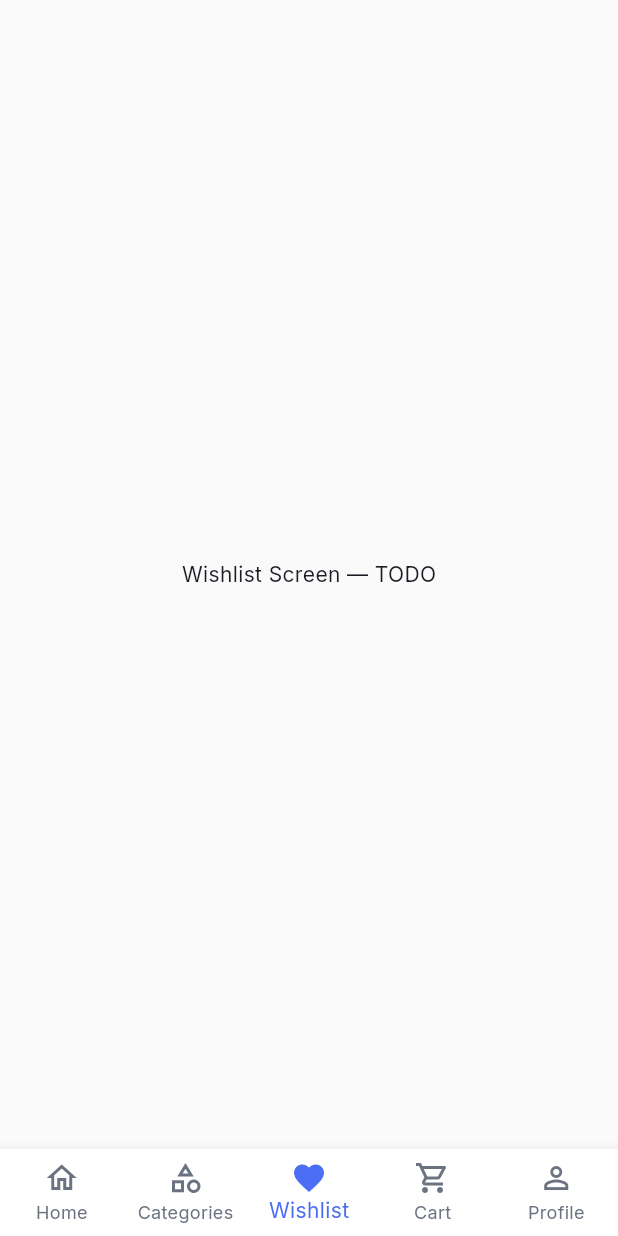
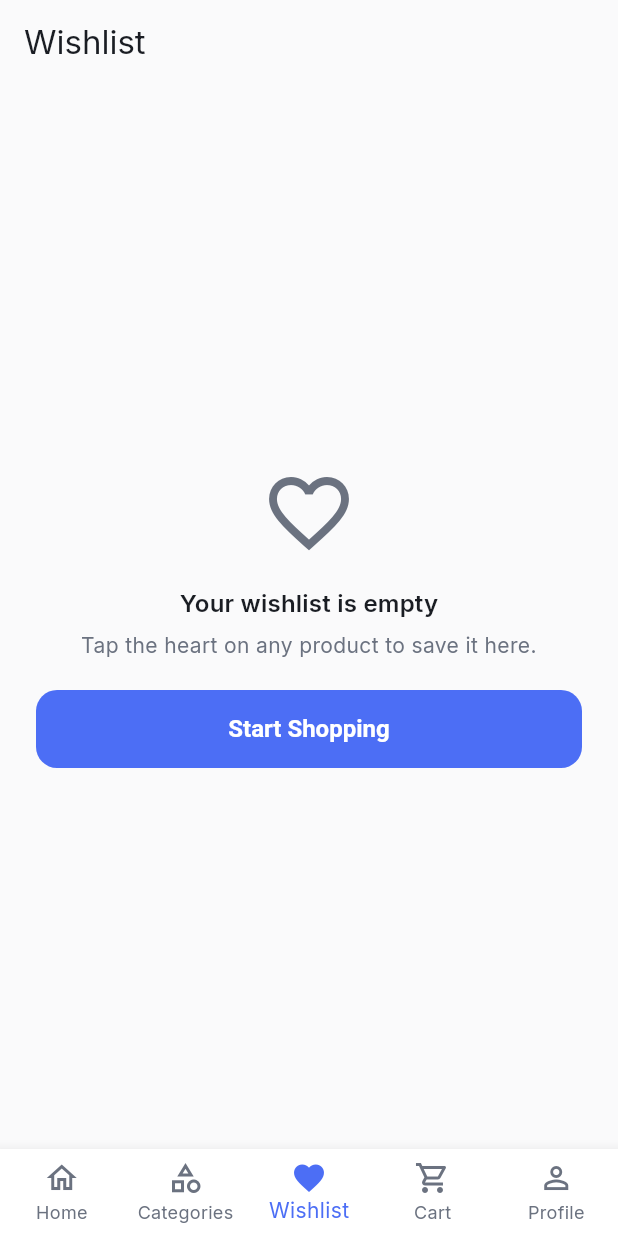
Before and after one commit to nomanamir20/InternGrow_ECommerceApp, a Flutter app: the WishlistScreen screen opened by its route, on a phone screen of 412 x 824 dp. Run offline on Flutter 3.47's test engine with Material 3 defaults, Android fonts, the phone set to English and light mode, and no system bars; our stand-ins replace cached_network_image, dio, firebase_auth, firebase_core, flutter_riverpod, go_router and 3 more; accounts and stored records are empty; generated files the repository leaves out were written again.

Commit message:
feat: implement wishlist screen with clear-all functionality

```diff
--- a/lib/features/wishlist/screens/wishlist_screen.dart
+++ b/lib/features/wishlist/screens/wishlist_screen.dart
@@ -1,12 +1,113 @@
 import 'package:flutter/material.dart';
+import 'package:flutter_riverpod/flutter_riverpod.dart';
+import 'package:go_router/go_router.dart';
 
-class WishlistScreen extends StatelessWidget {
+import '../../../core/router/app_routes.dart';
+import '../../../core/theme/app_colors.dart';
+import '../../cart/providers/cart_provider.dart';
+import '../../home/widgets/product_card.dart';
+import '../providers/wishlist_provider.dart';
+
+class WishlistScreen extends ConsumerWidget {
   const WishlistScreen({super.key});
 
   @override
-  Widget build(BuildContext context) {
-    return const Scaffold(
-      body: Center(child: Text('Wishlist Screen — TODO')),
+  Widget build(BuildContext context, WidgetRef ref) {
+    final wishlist = ref.watch(wishlistProvider);
+    final isDark = Theme.of(context).brightness == Brightness.dark;
+    final subTextColor = isDark ? AppColors.textSecondaryDark : AppColors.textSecondaryLight;
+
+    return Scaffold(
+      appBar: AppBar(
+        title: const Text('Wishlist'),
+        actions: [
+          if (wishlist.isNotEmpty)
+            TextButton(
+              onPressed: () => _confirmClearAll(context, ref),
+              child: const Text('Clear All'),
+            ),
+        ],
+      ),
+      body: wishlist.isEmpty
+          ? Center(
+              child: Padding(
+                padding: const EdgeInsets.all(24),
+                child: Column(
+                  mainAxisSize: MainAxisSize.min,
+                  children: [
+                    Icon(Icons.favorite_border, size: 64, color: subTextColor),
+                    const SizedBox(height: 16),
+                    Text(
+                      'Your wishlist is empty',
+                      style: Theme.of(context).textTheme.titleMedium?.copyWith(
+                            fontWeight: FontWeight.w600,
+                          ),
+                    ),
+                    const SizedBox(height: 6),
+                    Text(
+                      'Tap the heart on any product to save it here.',
+                      textAlign: TextAlign.center,
+                      style: TextStyle(color: subTextColor),
+                    ),
+                    const SizedBox(height: 20),
+                    ElevatedButton(
+                      onPressed: () => context.go(AppRoutes.home),
+                      child: const Text('Start Shopping'),
+                    ),
+                  ],
+                ),
+              ),
+            )
+          : GridView.builder(
+              padding: const EdgeInsets.all(16),
+              gridDelegate: const SliverGridDelegateWithFixedCrossAxisCount(
+                crossAxisCount: 2,
+                childAspectRatio: 0.62,
+                crossAxisSpacing: 12,
+                mainAxisSpacing: 12,
+              ),
+              itemCount: wishlist.length,
+              itemBuilder: (context, index) {
+                final product = wishlist[index];
+                return ProductCard(
+                  product: product,
+                  isWishlisted: true,
+                  onTap: () => context.push('${AppRoutes.productDetails}/${product.id}'),
+                  onWishlistTap: () {
+                    ref.read(wishlistProvider.notifier).toggle(product);
+                  },
+                );
+              },
+            ),
     );
   }
+
+  Future<void> _confirmClearAll(BuildContext context, WidgetRef ref) async {
+    final confirmed = await showDialog<bool>(
+      context: context,
+      builder: (dialogContext) => AlertDialog(
+        title: const Text('Clear Wishlist'),
+        content: const Text('Remove all items from your wishlist?'),
+        actions: [
+          TextButton(
+            onPressed: () => Navigator.of(dialogContext).pop(false),
+            child: const Text('Cancel'),
+          ),
+          TextButton(
+            onPressed: () => Navigator.of(dialogContext).pop(true),
+            child: const Text('Clear All'),
+          ),
+        ],
+      ),
+    );
+
+    if (confirmed == true) {
+      // Toggle off every current item — reuses the existing toggle logic
+      // rather than needing a separate "clear all" method on the notifier.
+      final currentItems = List.of(ref.read(wishlistProvider));
+      for (final product in currentItems) {
+        ref.read(wishlistProvider.notifier).toggle(product);
+      }
+    }
+  }
 }
```
Also changed, not shown: 1 other file.
